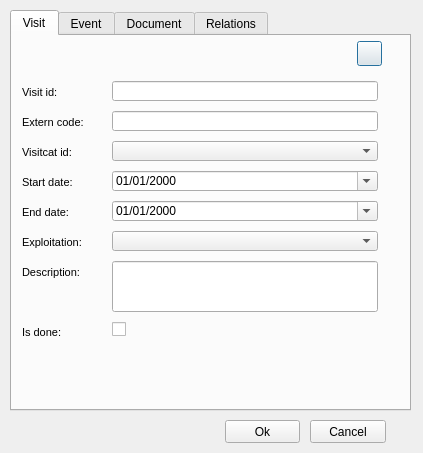
First picture: the form in ui/add_visit.ui, repository Giswater/giswater_qgis_plugin, before the edit.
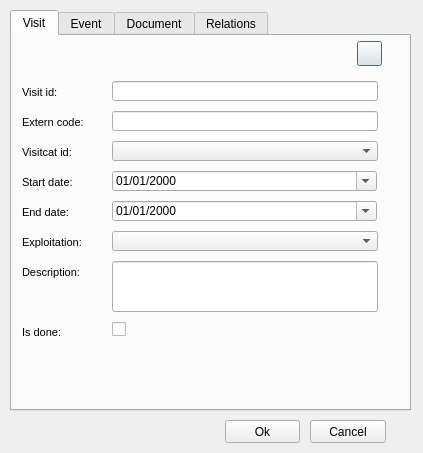
Second picture: the form after the edit. The open tabs and pages were chosen to show the change. Icons and pictures are not drawn.

```diff
--- a/ui/add_visit.ui
+++ b/ui/add_visit.ui
@@ -144,22 +144,6 @@
       <string/>
      </property>
     </widget>
-    <widget class="QDateTimeEdit" name="startdate">
-     <property name="geometry">
-      <rect>
-       <x>100</x>
-       <y>135</y>
-       <width>266</width>
-       <height>20</height>
-      </rect>
-     </property>
-     <property name="displayFormat">
-      <string>dd/MM/yyyy</string>
-     </property>
-     <property name="calendarPopup">
-      <bool>true</bool>
-     </property>
-    </widget>
     <widget class="QLabel" name="label_startdate">
      <property name="geometry">
       <rect>
@@ -226,22 +210,6 @@
       <number>3</number>
      </property>
     </widget>
-    <widget class="QDateTimeEdit" name="enddate">
-     <property name="geometry">
-      <rect>
-       <x>100</x>
-       <y>165</y>
-       <width>266</width>
-       <height>20</height>
-      </rect>
-     </property>
-     <property name="displayFormat">
-      <string>dd/MM/yyyy</string>
-     </property>
-     <property name="calendarPopup">
-      <bool>true</bool>
-     </property>
-    </widget>
     <widget class="QLabel" name="label_expl_id">
      <property name="geometry">
       <rect>
@@ -417,6 +385,38 @@
       <number>3</number>
      </property>
     </widget>
+    <widget class="QDateTimeEdit" name="builtdate">
+     <property name="geometry">
+      <rect>
+       <x>100</x>
+       <y>135</y>
+       <width>265</width>
+       <height>20</height>
+      </rect>
+     </property>
+     <property name="displayFormat">
+      <string>dd/MM/yyyy</string>
+     </property>
+     <property name="calendarPopup">
+      <bool>true</bool>
+     </property>
+    </widget>
+    <widget class="QDateTimeEdit" name="enddate">
+     <property name="geometry">
+      <rect>
+       <x>100</x>
+       <y>165</y>
+       <width>265</width>
+       <height>20</height>
+      </rect>
+     </property>
+     <property name="displayFormat">
+      <string>dd/MM/yyyy</string>
+     </property>
+     <property name="calendarPopup">
+      <bool>true</bool>
+     </property>
+    </widget>
    </widget>
    <widget class="QWidget" name="tab_7">
     <attribute name="title">
```
Left out of the diff: 9 changed lines with no effect on the pictures.
